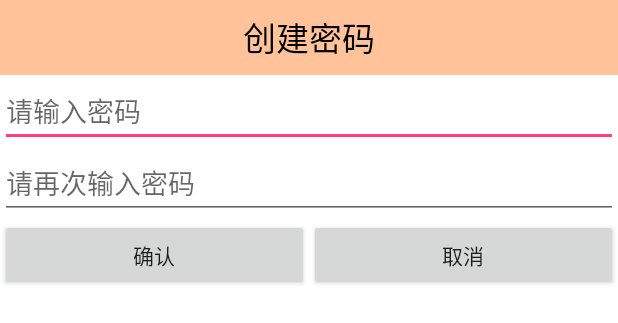
After one commit to Crainax/ExerciseProject01, an Android app: the layout dialog_set_password.xml on its own in the app's theme, with its tools: preview values and no code run, on a phone screen of 412 x 824 dp. The commit adds this screen. Shown: the top 323 px of the screen. Run offline under Robolectric (Android 15) with nearby library versions, the light colour scheme and no system bars.

Commit message:
登录界面的简单创建完毕.

```diff
--- /dev/null
+++ b/app/src/main/res/layout/dialog_set_password.xml
@@ -0,0 +1,49 @@
+<?xml version="1.0" encoding="utf-8"?>
+<LinearLayout xmlns:android="http://schemas.android.com/apk/res/android"
+    android:layout_width="match_parent"
+    android:layout_height="match_parent"
+    android:background="#fff"
+    android:orientation="vertical">
+
+    <TextView
+        style="@style/PasswordTitleStyle"
+        android:text="创建密码" />
+
+    <EditText
+        android:id="@+id/et_password"
+        android:layout_width="match_parent"
+        android:layout_height="wrap_content"
+        android:layout_gravity="center_horizontal"
+        android:inputType="textPassword"
+        android:hint="请输入密码" />
+
+    <EditText
+        android:id="@+id/et_password_confirm"
+        android:layout_width="match_parent"
+        android:layout_height="wrap_content"
+        android:inputType="textPassword"
+        android:hint="请再次输入密码" />
+
+    <LinearLayout
+        android:layout_width="match_parent"
+        android:layout_height="wrap_content"
+        android:layout_gravity="center_horizontal"
+        android:orientation="horizontal">
+
+        <Button
+            android:id="@+id/bt_ok"
+            android:layout_width="0dp"
+            android:layout_height="wrap_content"
+            android:layout_weight="1"
+            android:text="确认" />
+
+        <Button
+            android:id="@+id/bt_cancel"
+            android:layout_width="0dp"
+            android:layout_height="wrap_content"
+            android:layout_weight="1"
+            android:text="取消" />
+    </LinearLayout>
+
+
+</LinearLayout>
--- a/app/src/main/res/values/styles.xml
+++ b/app/src/main/res/values/styles.xml
@@ -21,7 +21,7 @@
 
 
     <style name="PasswordTitleStyle" parent="TitleStyle">
-        <item name="android:background">#8f0</item>
+        <item name="android:background">#66ff6600</item>
     </style>
 
 </resources>
```
Also changed, not shown: app/src/main/java/com/ruffneck/mobilesafer/activity/HomeActivity.java (+119 -4 lines), app/src/main/res/layout/dialog_input_password.xml (added, +43 -0 lines), app/src/main/res/layout/dialog_password.xml (deleted, +0 -7 lines).
